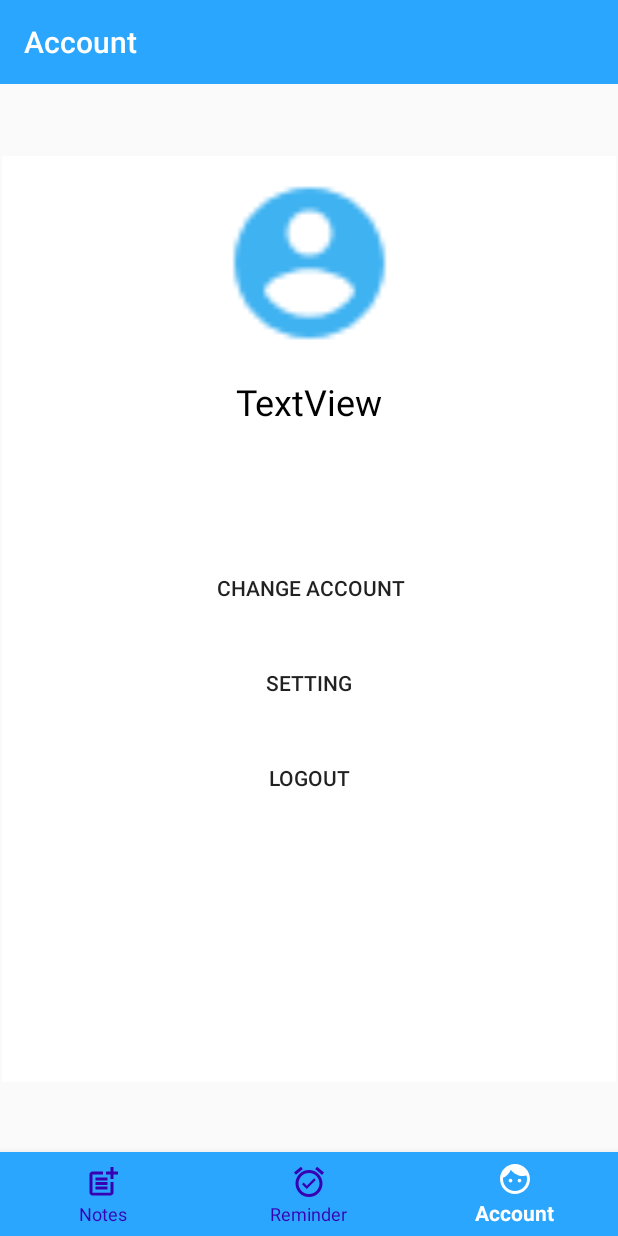
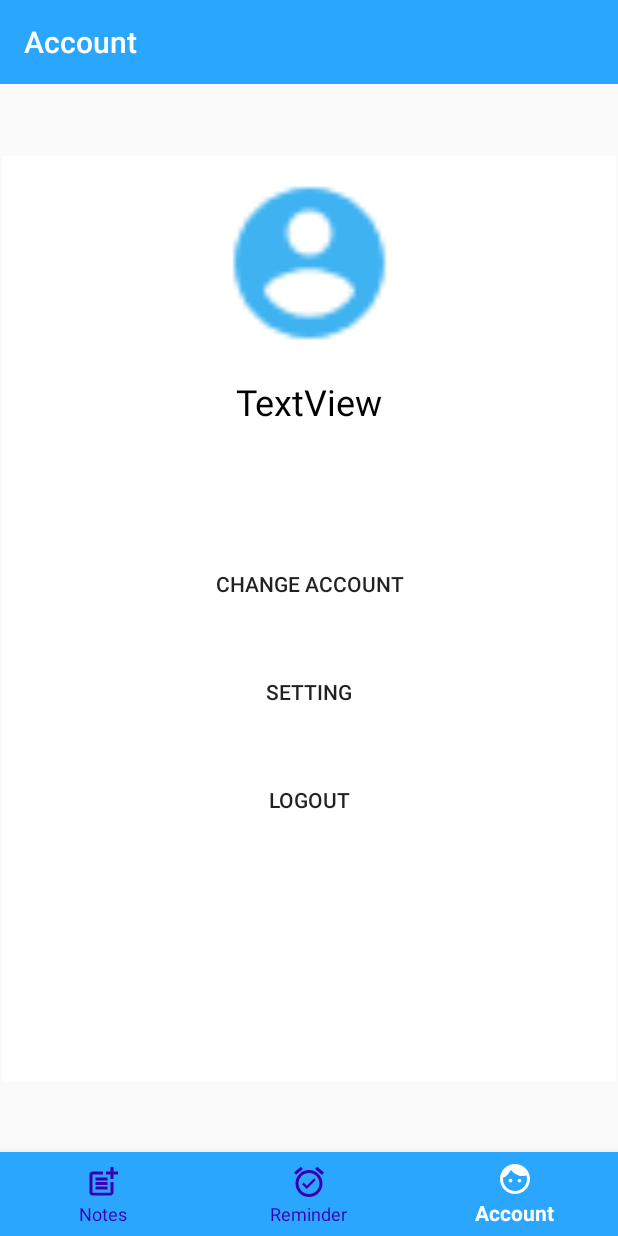
Before and after one commit to BryanAntonnio/ProjectSA, an Android app: the screen it shows after launch (MainActivity), item 3 of the bottom bar chosen, on a phone screen of 412 x 824 dp. Run offline under Robolectric (Android 15) with nearby library versions, the phone set to English and light mode, and no system bars; our stand-ins replace navigation-ui.

Commit message:
Merapikan account page

```diff
--- a/app/src/main/res/layout/fragment_account.xml
+++ b/app/src/main/res/layout/fragment_account.xml
@@ -50,37 +50,42 @@
             <Button
                 android:id="@+id/change_account"
                 style="?android:attr/borderlessButtonStyle"
-                android:layout_width="358dp"
-                android:layout_height="39dp"
-                android:layout_marginTop="88dp"
-                android:background="#00FFFFFF"
+                android:layout_width="0dp"
+                android:layout_height="wrap_content"
+                android:layout_marginStart="96dp"
+                android:layout_marginEnd="96dp"
+                android:layout_marginBottom="24dp"
+                android:background="@android:color/transparent"
                 android:text="@string/change_account"
+                app:layout_constraintBottom_toTopOf="@+id/setting"
                 app:layout_constraintEnd_toEndOf="parent"
-                app:layout_constraintHorizontal_bias="0.509"
-                app:layout_constraintStart_toStartOf="parent"
-                app:layout_constraintTop_toBottomOf="@+id/username_login" />
+                app:layout_constraintStart_toStartOf="parent" />
 
             <Button
                 android:id="@+id/setting"
                 style="?android:attr/borderlessButtonStyle"
-                android:layout_width="358dp"
-                android:layout_height="39dp"
-                android:layout_marginTop="24dp"
+                android:layout_width="0dp"
+                android:layout_height="wrap_content"
+                android:layout_marginStart="96dp"
+                android:layout_marginEnd="96dp"
+                android:layout_marginBottom="24dp"
                 android:text="@string/setting"
+                app:layout_constraintBottom_toTopOf="@+id/logout"
                 app:layout_constraintEnd_toEndOf="parent"
-                app:layout_constraintStart_toStartOf="parent"
-                app:layout_constraintTop_toBottomOf="@+id/change_account" />
+                app:layout_constraintStart_toStartOf="parent" />
 
             <Button
                 android:id="@+id/logout"
                 style="?android:attr/borderlessButtonStyle"
-                android:layout_width="358dp"
-                android:layout_height="39dp"
-                android:layout_marginTop="24dp"
+                android:layout_width="0dp"
+                android:layout_height="wrap_content"
+                android:layout_marginStart="96dp"
+                android:layout_marginEnd="96dp"
+                android:layout_marginBottom="245dp"
                 android:text="@string/logout"
+                app:layout_constraintBottom_toBottomOf="parent"
                 app:layout_constraintEnd_toEndOf="parent"
-                app:layout_constraintStart_toStartOf="parent"
-                app:layout_constraintTop_toBottomOf="@+id/setting" />
+                app:layout_constraintStart_toStartOf="parent" />
 
         </androidx.constraintlayout.widget.ConstraintLayout>
 
```
